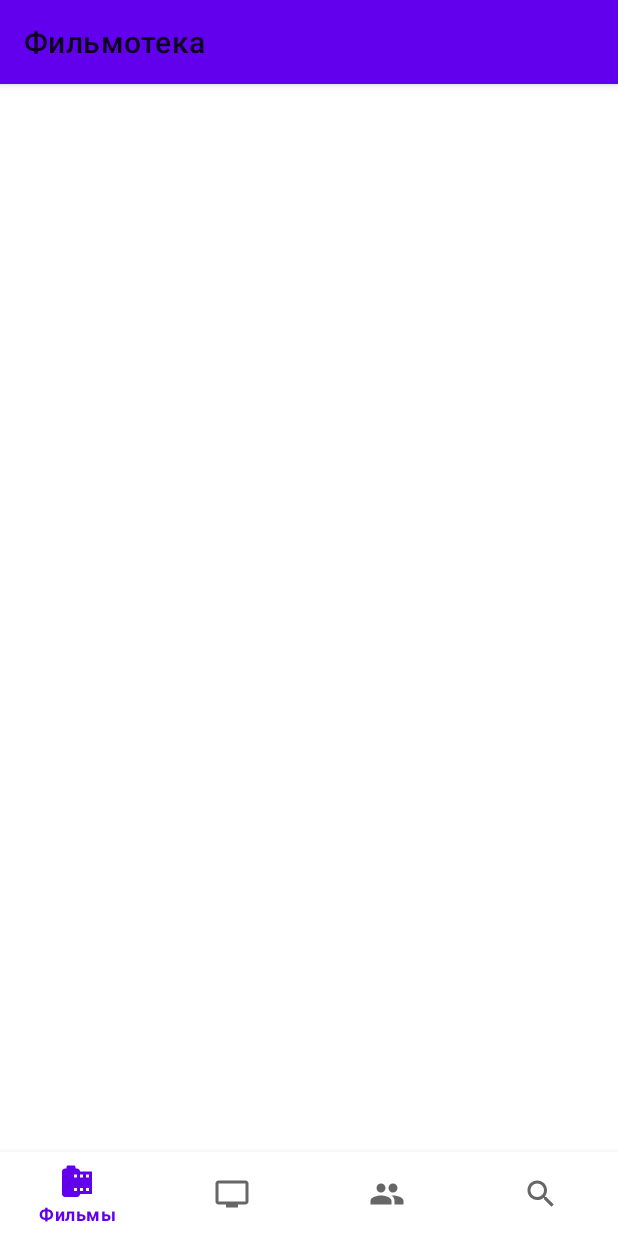
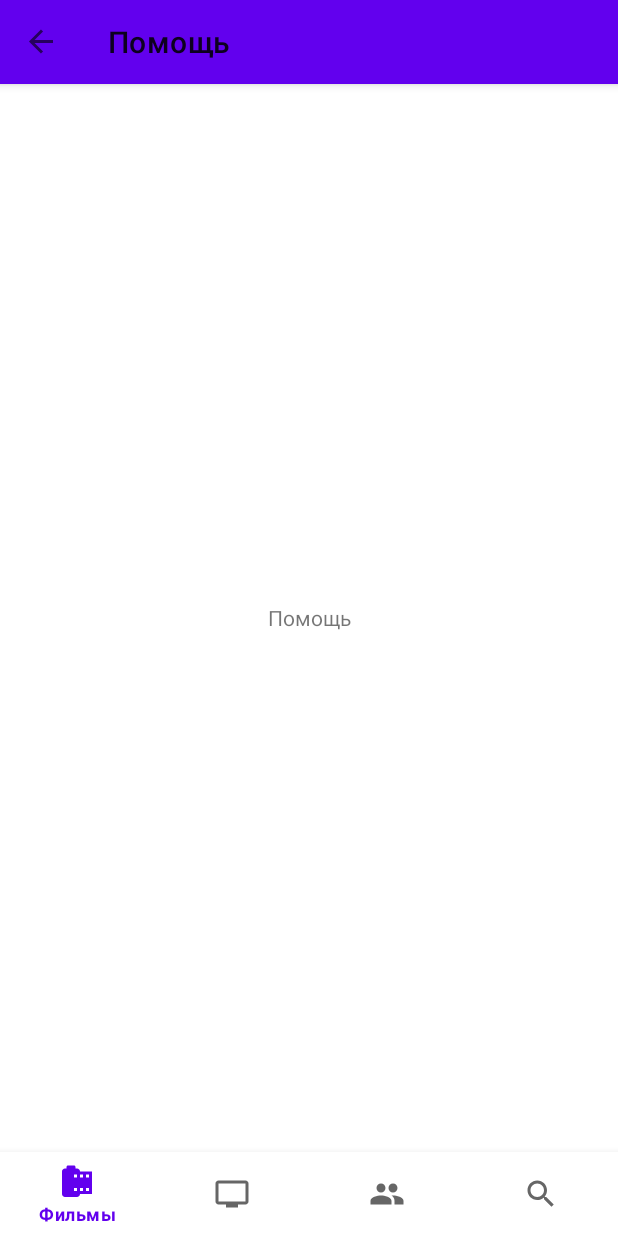
Before and after one commit to Aristman/Filmoteca, an Android app: the screen it shows after launch (MainActivity), in the side drawer, after a tap on "Помощь", on a phone screen of 412 x 824 dp. Run offline under Robolectric (Android 15) with nearby library versions, the phone set to English and light mode, and no system bars; our stand-ins replace navigation-ui; 3 statements that could not run were skipped.

Commit message:
Действия в тулбаре, бургере и нижмем меню связаны с графом навигации фрагментов

```diff
--- a/app/src/main/java/ru/marslab/filmoteca/ui/MainActivity.kt
+++ b/app/src/main/java/ru/marslab/filmoteca/ui/MainActivity.kt
@@ -32,12 +32,10 @@ class MainActivity : AppCompatActivity() {
         val navHostFragment =
             supportFragmentManager.findFragmentById(binding.mainContent.mainFragmentContainer.id) as NavHostFragment
         navController = navHostFragment.navController
-        appBarConfiguration = AppBarConfiguration(
-            navController.graph,
-            binding.root
-//            fallbackOnNavigateUpListener = this::onSupportNavigateUp
-        )
-        binding.mainContent.mainToolbar.setupWithNavController(navController, binding.root)
+        appBarConfiguration = AppBarConfiguration(navController.graph, binding.root)
+        binding.mainContent.mainToolbar.setupWithNavController(navController, appBarConfiguration)
+        binding.mainNavView.setupWithNavController(navController)
+        binding.mainContent.mainBottomNav.setupWithNavController(navController)
         initBottomNav()
     }
 
--- a/app/src/main/res/layout/activity_main.xml
+++ b/app/src/main/res/layout/activity_main.xml
@@ -7,18 +7,18 @@
     android:fitsSystemWindows="true"
     tools:openDrawer="start">
 
+    <include
+        android:id="@+id/main_content"
+        layout="@layout/main_content" />
+
     <com.google.android.material.navigation.NavigationView
         android:id="@+id/main_nav_view"
-        android:layout_width="match_parent"
+        android:layout_width="wrap_content"
         android:layout_height="match_parent"
         android:layout_gravity="start"
         android:fitsSystemWindows="true"
         app:headerLayout="@layout/layout_main_header"
         app:menu="@menu/drawer_menu" />
 
-    <include
-        android:id="@+id/main_content"
-        layout="@layout/main_content" />
-
 
 </androidx.drawerlayout.widget.DrawerLayout>
--- a/app/src/main/res/menu/drawer_menu.xml
+++ b/app/src/main/res/menu/drawer_menu.xml
@@ -2,9 +2,9 @@
 <menu xmlns:android="http://schemas.android.com/apk/res/android">
 
     <item
-        android:id="@+id/about"
+        android:id="@+id/aboutFragment"
         android:title="@string/about"/>
 
-    <item android:id="@+id/help"
+    <item android:id="@+id/helpFragment"
         android:title="@string/help"/>
 </menu>
--- a/app/src/main/res/navigation/main_nav_graph.xml
+++ b/app/src/main/res/navigation/main_nav_graph.xml
@@ -7,11 +7,16 @@
     <fragment
         android:id="@+id/loginFragment"
         android:name="ru.marslab.filmoteca.ui.login.LoginFragment"
-        android:label="fragment_login"
+        android:label="@string/login"
         tools:layout="@layout/fragment_login" />
     <fragment
         android:id="@+id/aboutFragment"
         android:name="ru.marslab.filmoteca.ui.about.AboutFragment"
-        android:label="fragment_about"
+        android:label="@string/about"
         tools:layout="@layout/fragment_about" />
+    <fragment
+        android:id="@+id/helpFragment"
+        android:name="ru.marslab.filmoteca.ui.help.HelpFragment"
+        android:label="@string/help"
+        tools:layout="@layout/fragment_help" />
 </navigation>
--- a/app/src/main/res/values/strings.xml
+++ b/app/src/main/res/values/strings.xml
@@ -10,4 +10,5 @@
     <string name="logo_image">logo image</string>
     <!-- TODO: Remove or change this placeholder text -->
     <string name="hello_blank_fragment">Hello blank fragment</string>
+    <string name="login">Вход в систему</string>
 </resources>
```
